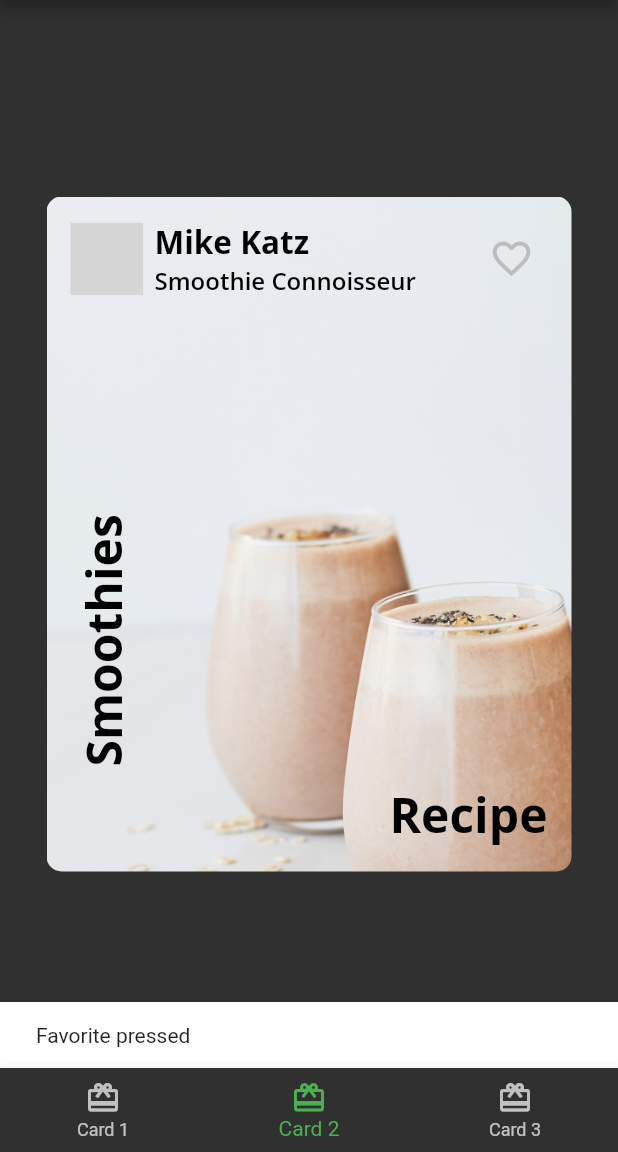
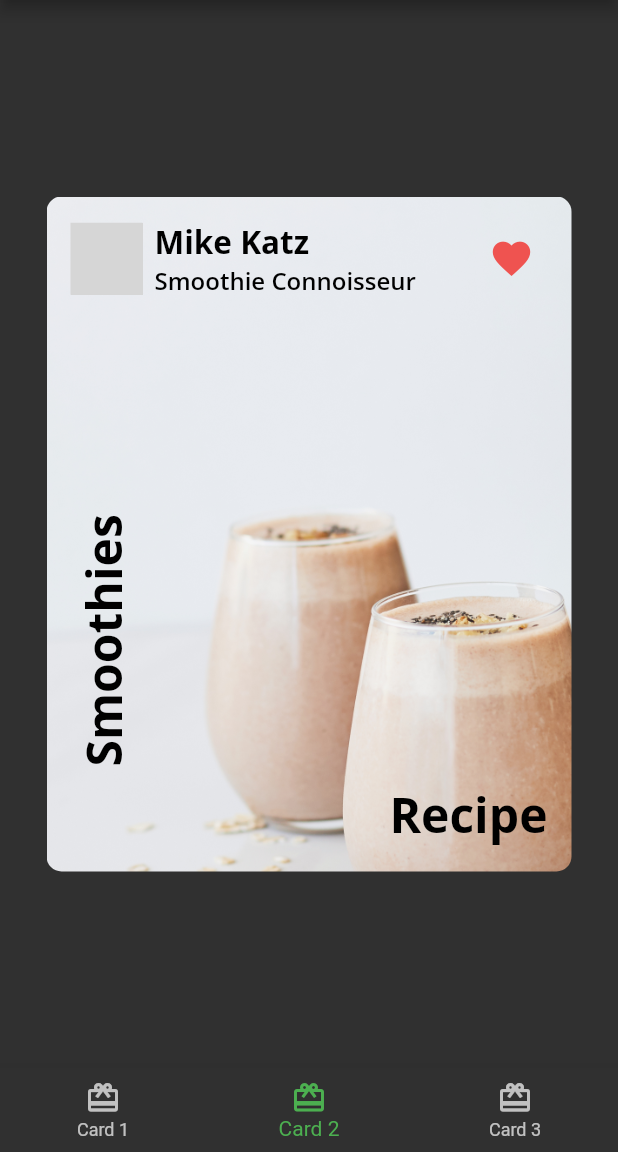
Before and after one commit to robsonsilv4/fooderlich, a Flutter app: the screen it shows after launch, item 2 of the bottom bar chosen, after a tap on the "favorite outline" icon, on a phone screen of 412 x 824 dp, the part 84-1236 px from its top. Run offline on Flutter 3.47's test engine with Material 2 defaults, Android fonts, the phone set to English and light mode, and no system bars; our stand-ins replace google_fonts; grey boxes are pictures that could not be loaded.

Commit message:
update favorite icon

```diff
--- a/lib/author_card.dart
+++ b/lib/author_card.dart
@@ -3,7 +3,7 @@ import 'package:flutter/material.dart';
 import 'circle_image.dart';
 import 'fooderlich_theme.dart';
 
-class AuthorCard extends StatelessWidget {
+class AuthorCard extends StatefulWidget {
   const AuthorCard({
     Key? key,
     required this.authorName,
@@ -16,6 +16,13 @@ class AuthorCard extends StatelessWidget {
   final ImageProvider? imageProvider;
 
   @override
+  State<AuthorCard> createState() => _AuthorCardState();
+}
+
+class _AuthorCardState extends State<AuthorCard> {
+  bool _isFavorited = false;
+
+  @override
   Widget build(BuildContext context) {
     return Container(
       padding: const EdgeInsets.all(16),
@@ -26,18 +33,18 @@ class AuthorCard extends StatelessWidget {
             children: [
               CircleImage(
                 imageRadius: 28,
-                imageProvider: imageProvider,
+                imageProvider: widget.imageProvider,
               ),
               const SizedBox(width: 8),
               Column(
                 crossAxisAlignment: CrossAxisAlignment.start,
                 children: [
                   Text(
-                    authorName,
+                    widget.authorName,
                     style: FooderlichTheme.lightTextTheme.headline2,
                   ),
                   Text(
-                    title,
+                    widget.title,
                     style: FooderlichTheme.lightTextTheme.headline3,
                   ),
                 ],
@@ -45,13 +52,14 @@ class AuthorCard extends StatelessWidget {
             ],
           ),
           IconButton(
-            icon: const Icon(Icons.favorite_border),
+            icon: Icon(
+              _isFavorited ? Icons.favorite : Icons.favorite_border,
+            ),
             iconSize: 30,
-            color: Colors.grey[400],
-            onPressed: () {
-              const snackBar = SnackBar(content: Text('Favorite pressed'));
-              ScaffoldMessenger.of(context).showSnackBar(snackBar);
-            },
+            color: Colors.red[400],
+            onPressed: () => setState(
+              () => _isFavorited = !_isFavorited,
+            ),
           ),
         ],
       ),
```
